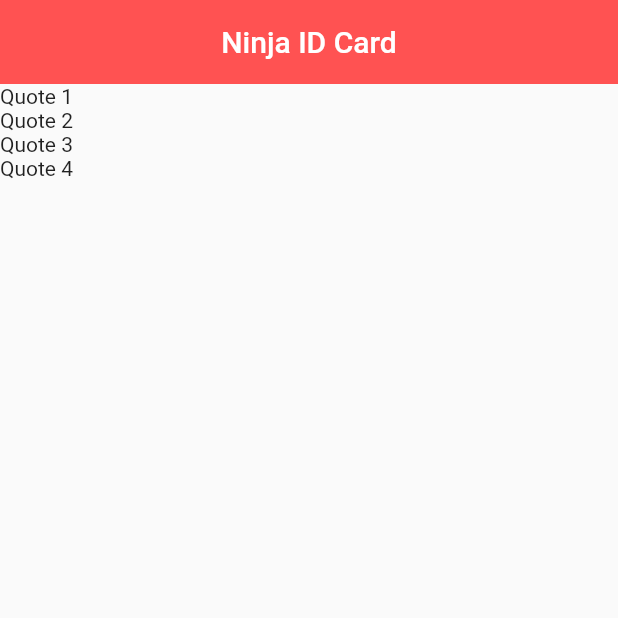
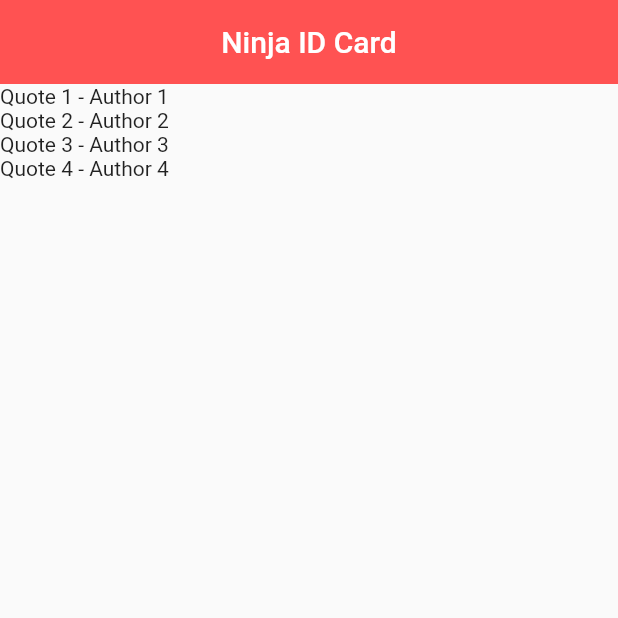
Before and after one commit to marville001/learn-flutter, a Flutter app: the screen it shows after launch, on a phone screen of 412 x 824 dp, the top half of it. Run offline on Flutter 3.47's test engine with Material 2 defaults, Android fonts, the phone set to English and light mode, and no system bars.

Commit message:
List name in dart flutter

```diff
--- a/lib/main.dart
+++ b/lib/main.dart
@@ -35,7 +35,7 @@ class _NinjaCardState extends State<NinjaCard> {
         ),
         body: Column(
           crossAxisAlignment: CrossAxisAlignment.start,
-          children: quotes.map((quote) => Text('${quote.text}')).toList()
+          children: quotes.map((quote) => Text('${quote.text} - ${quote.author}')).toList()
         ));
   }
 }
```
